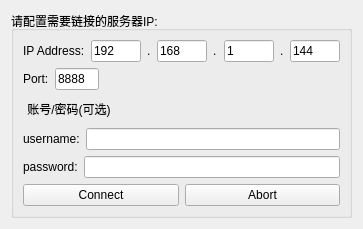
Qt form ip_controlpanel.ui (kechuan/HTTP-QT) before a commit.
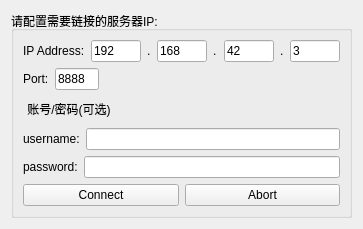
The same form after that commit.

Diff of the .ui file:
```diff
--- a/ip_controlpanel.ui
+++ b/ip_controlpanel.ui
@@ -6,7 +6,7 @@
    <rect>
     <x>0</x>
     <y>0</y>
-    <width>359</width>
+    <width>363</width>
     <height>229</height>
    </rect>
   </property>
@@ -101,7 +101,7 @@
              </size>
             </property>
             <property name="text">
-             <string>1</string>
+             <string>42</string>
             </property>
            </widget>
           </item>
@@ -121,7 +121,7 @@
              </size>
             </property>
             <property name="text">
-             <string>144</string>
+             <string>3</string>
             </property>
            </widget>
           </item>
```
